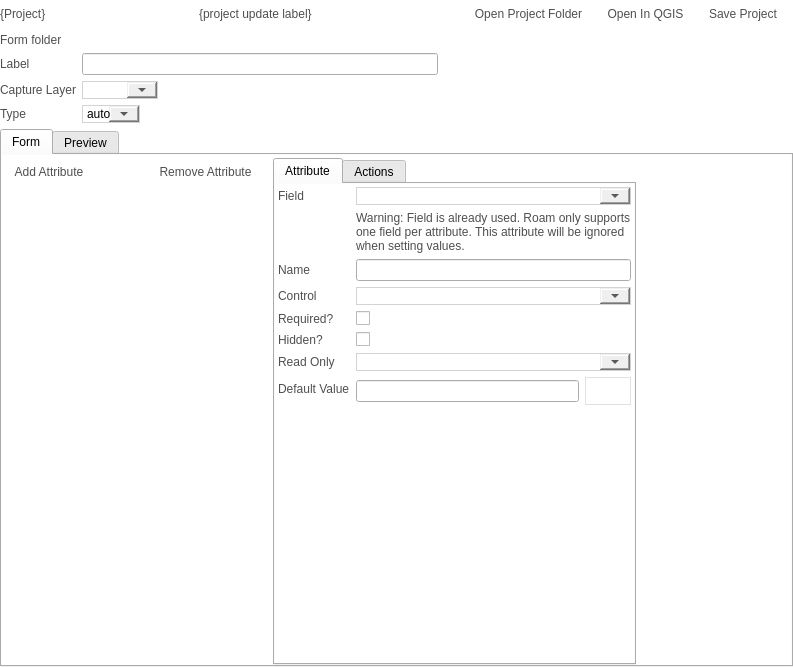
Before: the Qt Designer form src/configmanager/ui/ui_projectwidget.ui in roam-qgis/Roam, drawn with Qt 5.
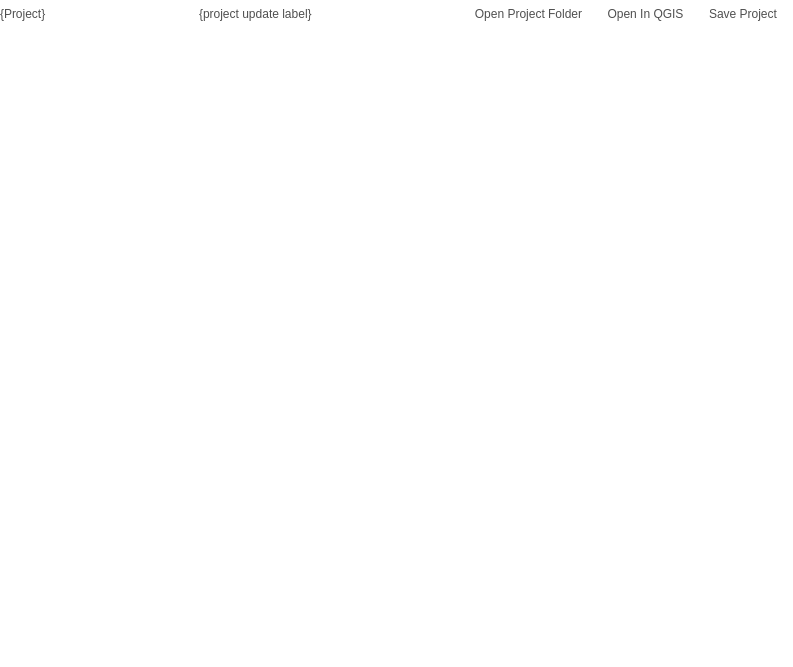
After: the same form once the commit is applied. The open tabs and pages were chosen to show the change. Icons and pictures are not drawn. Custom widgets are drawn as their Qt base class.

Commit message: Move form and widget config into new widget - Doesn't work yet

Patch:
```diff
--- a/src/configmanager/ui/ui_projectwidget.ui
+++ b/src/configmanager/ui/ui_projectwidget.ui
@@ -115,656 +115,6 @@
        <property name="margin">
         <number>0</number>
        </property>
-       <item row="0" column="0">
-        <layout class="QFormLayout" name="formLayout_2">
-         <property name="fieldGrowthPolicy">
-          <enum>QFormLayout::ExpandingFieldsGrow</enum>
-         </property>
-         <item row="0" column="0">
-          <widget class="QLabel" name="label_16">
-           <property name="text">
-            <string>Form folder</string>
-           </property>
-          </widget>
-         </item>
-         <item row="0" column="1">
-          <widget class="QLabel" name="formfolderLabel">
-           <property name="text">
-            <string/>
-           </property>
-          </widget>
-         </item>
-         <item row="1" column="0">
-          <widget class="QLabel" name="label_6">
-           <property name="text">
-            <string>Label</string>
-           </property>
-          </widget>
-         </item>
-         <item row="1" column="1">
-          <layout class="QHBoxLayout" name="horizontalLayout_10">
-           <property name="topMargin">
-            <number>0</number>
-           </property>
-           <item>
-            <widget class="QLineEdit" name="formLabelText"/>
-           </item>
-           <item>
-            <spacer name="horizontalSpacer_8">
-             <property name="orientation">
-              <enum>Qt::Horizontal</enum>
-             </property>
-             <property name="sizeHint" stdset="0">
-              <size>
-               <width>40</width>
-               <height>20</height>
-              </size>
-             </property>
-            </spacer>
-           </item>
-          </layout>
-         </item>
-         <item row="2" column="0">
-          <widget class="QLabel" name="label_7">
-           <property name="toolTip">
-            <string>&lt;!DOCTYPE HTML PUBLIC &quot;-//W3C//DTD HTML 4.0//EN&quot; &quot;http://www.w3.org/TR/REC-html40/strict.dtd&quot;&gt;
-&lt;html&gt;&lt;head&gt;&lt;meta name=&quot;qrichtext&quot; content=&quot;1&quot; /&gt;&lt;style type=&quot;text/css&quot;&gt;
-p, li { white-space: pre-wrap; }
-&lt;/style&gt;&lt;/head&gt;&lt;body style=&quot; font-family:'MS Shell Dlg 2'; font-size:8.25pt; font-weight:400; font-style:normal;&quot;&gt;
-&lt;p style=&quot; margin-top:0px; margin-bottom:0px; margin-left:0px; margin-right:0px; -qt-block-indent:0; text-indent:0px;&quot;&gt;&lt;span style=&quot; font-weight:600;&quot;&gt;Capture Layer&lt;/span&gt;&lt;/p&gt;
-&lt;p style=&quot;-qt-paragraph-type:empty; margin-top:0px; margin-bottom:0px; margin-left:0px; margin-right:0px; -qt-block-indent:0; text-indent:0px; font-weight:600;&quot;&gt;&lt;/p&gt;
-&lt;p style=&quot; margin-top:0px; margin-bottom:0px; margin-left:0px; margin-right:0px; -qt-block-indent:0; text-indent:0px;&quot;&gt;The layer that will contain the information from the form.&lt;/p&gt;
-&lt;p style=&quot;-qt-paragraph-type:empty; margin-top:0px; margin-bottom:0px; margin-left:0px; margin-right:0px; -qt-block-indent:0; text-indent:0px;&quot;&gt;&lt;/p&gt;
-&lt;p style=&quot; margin-top:0px; margin-bottom:0px; margin-left:0px; margin-right:0px; -qt-block-indent:0; text-indent:0px;&quot;&gt;&lt;span style=&quot; font-weight:600;&quot;&gt;Note: &lt;/span&gt;&lt;span style=&quot; font-style:italic;&quot;&gt;Only Select layers will show up here.&lt;/span&gt;&lt;/p&gt;&lt;/body&gt;&lt;/html&gt;</string>
-           </property>
-           <property name="text">
-            <string>Capture Layer</string>
-           </property>
-          </widget>
-         </item>
-         <item row="2" column="1">
-          <widget class="QComboBox" name="layerCombo">
-           <property name="editable">
-            <bool>false</bool>
-           </property>
-          </widget>
-         </item>
-         <item row="3" column="0">
-          <widget class="QLabel" name="label_5">
-           <property name="text">
-            <string>Type</string>
-           </property>
-          </widget>
-         </item>
-         <item row="3" column="1">
-          <layout class="QHBoxLayout" name="horizontalLayout">
-           <item>
-            <widget class="QComboBox" name="formtypeCombo">
-             <item>
-              <property name="text">
-               <string>auto</string>
-              </property>
-             </item>
-            </widget>
-           </item>
-          </layout>
-         </item>
-        </layout>
-       </item>
-       <item row="1" column="0">
-        <widget class="QTabWidget" name="formtab">
-         <property name="tabShape">
-          <enum>QTabWidget::Rounded</enum>
-         </property>
-         <property name="currentIndex">
-          <number>0</number>
-         </property>
-         <property name="iconSize">
-          <size>
-           <width>24</width>
-           <height>24</height>
-          </size>
-         </property>
-         <widget class="QWidget" name="tab">
-          <attribute name="title">
-           <string>Form</string>
-          </attribute>
-          <layout class="QGridLayout" name="gridLayout_10">
-           <property name="leftMargin">
-            <number>3</number>
-           </property>
-           <property name="topMargin">
-            <number>3</number>
-           </property>
-           <property name="rightMargin">
-            <number>3</number>
-           </property>
-           <property name="bottomMargin">
-            <number>0</number>
-           </property>
-           <property name="horizontalSpacing">
-            <number>12</number>
-           </property>
-           <item row="0" column="0">
-            <widget class="QFrame" name="formframe">
-             <property name="sizePolicy">
-              <sizepolicy hsizetype="Preferred" vsizetype="Preferred">
-               <horstretch>0</horstretch>
-               <verstretch>0</verstretch>
-              </sizepolicy>
-             </property>
-             <property name="frameShape">
-              <enum>QFrame::NoFrame</enum>
-             </property>
-             <property name="frameShadow">
-              <enum>QFrame::Raised</enum>
-             </property>
-             <layout class="QGridLayout" name="gridLayout_6">
-              <property name="horizontalSpacing">
-               <number>12</number>
-              </property>
-              <property name="margin">
-               <number>0</number>
-              </property>
-              <item row="0" column="0">
-               <widget class="QFrame" name="frame">
-                <property name="sizePolicy">
-                 <sizepolicy hsizetype="MinimumExpanding" vsizetype="Preferred">
-                  <horstretch>0</horstretch>
-                  <verstretch>0</verstretch>
-                 </sizepolicy>
-                </property>
-                <property name="maximumSize">
-                 <size>
-                  <width>300</width>
-                  <height>16777215</height>
-                 </size>
-                </property>
-                <property name="styleSheet">
-                 <string notr="true"/>
-                </property>
-                <layout class="QGridLayout" name="gridLayout_4">
-                 <property name="margin">
-                  <number>0</number>
-                 </property>
-                 <item row="3" column="0" colspan="2">
-                  <layout class="QVBoxLayout" name="verticalLayout_2">
-                   <item>
-                    <layout class="QHBoxLayout" name="horizontalLayout_2">
-                     <item>
-                      <widget class="QToolButton" name="addWidgetButton">
-                       <property name="text">
-                        <string>Add Attribute</string>
-                       </property>
-                       <property name="icon">
-                        <iconset resource="../../roam/resources.qrc">
-                         <normaloff>:/icons/add</normaloff>:/icons/add</iconset>
-                       </property>
-                       <property name="toolButtonStyle">
-                        <enum>Qt::ToolButtonTextUnderIcon</enum>
-                       </property>
-                       <property name="autoRaise">
-                        <bool>true</bool>
-                       </property>
-                      </widget>
-                     </item>
-                     <item>
-                      <spacer name="horizontalSpacer_2">
-                       <property name="orientation">
-                        <enum>Qt::Horizontal</enum>
-                       </property>
-                       <property name="sizeHint" stdset="0">
-                        <size>
-                         <width>40</width>
-                         <height>20</height>
-                        </size>
-                       </property>
-                      </spacer>
-                     </item>
-                     <item>
-                      <widget class="QToolButton" name="removeWidgetButton">
-                       <property name="text">
-                        <string>Remove Attribute</string>
-                       </property>
-                       <property name="icon">
-                        <iconset resource="../../roam/resources.qrc">
-                         <normaloff>:/icons/remove</normaloff>:/icons/remove</iconset>
-                       </property>
-                       <property name="toolButtonStyle">
-                        <enum>Qt::ToolButtonTextUnderIcon</enum>
-                       </property>
-                       <property name="autoRaise">
-                        <bool>true</bool>
-                       </property>
-                      </widget>
-                     </item>
-                    </layout>
-                   </item>
-                   <item>
-                    <widget class="QTreeView" name="widgetlist">
-                     <property name="frameShape">
-                      <enum>QFrame::NoFrame</enum>
-                     </property>
-                     <property name="dragEnabled">
-                      <bool>true</bool>
-                     </property>
-                     <property name="dragDropMode">
-                      <enum>QAbstractItemView::DragDrop</enum>
-                     </property>
-                     <property name="alternatingRowColors">
-                      <bool>true</bool>
-                     </property>
-                     <property name="selectionMode">
-                      <enum>QAbstractItemView::SingleSelection</enum>
-                     </property>
-                     <property name="selectionBehavior">
-                      <enum>QAbstractItemView::SelectItems</enum>
-                     </property>
-                     <property name="iconSize">
-                      <size>
-                       <width>24</width>
-                       <height>24</height>
-                      </size>
-                     </property>
-                     <property name="animated">
-                      <bool>true</bool>
-                     </property>
-                     <attribute name="headerVisible">
-                      <bool>false</bool>
-                     </attribute>
-                    </widget>
-                   </item>
-                  </layout>
-                 </item>
-                </layout>
-               </widget>
-              </item>
-              <item row="0" column="1">
-               <widget class="QTabWidget" name="tabWidget">
-                <property name="currentIndex">
-                 <number>0</number>
-                </property>
-                <widget class="QWidget" name="tab_3">
-                 <attribute name="title">
-                  <string>Attribute</string>
-                 </attribute>
-                 <layout class="QGridLayout" name="gridLayout_13">
-                  <property name="margin">
-                   <number>0</number>
-                  </property>
-                  <item row="0" column="0">
-                   <widget class="QFrame" name="widgetframe">
-                    <property name="sizePolicy">
-                     <sizepolicy hsizetype="Expanding" vsizetype="Preferred">
-                      <horstretch>0</horstretch>
-                      <verstretch>0</verstretch>
-                     </sizepolicy>
-                    </property>
-                    <layout class="QFormLayout" name="formLayout_3">
-                     <property name="fieldGrowthPolicy">
-                      <enum>QFormLayout::AllNonFixedFieldsGrow</enum>
-                     </property>
-                     <property name="leftMargin">
-                      <number>3</number>
-                     </property>
-                     <property name="topMargin">
-                      <number>3</number>
-                     </property>
-                     <property name="rightMargin">
-                      <number>3</number>
-                     </property>
-                     <property name="bottomMargin">
-                      <number>0</number>
-                     </property>
-                     <item row="1" column="0">
-                      <widget class="QLabel" name="label_4">
-                       <property name="text">
-                        <string>Field</string>
-                       </property>
-                      </widget>
-                     </item>
-                     <item row="1" column="1">
-                      <widget class="QComboBox" name="fieldList">
-                       <property name="enabled">
-                        <bool>true</bool>
-                       </property>
-                       <property name="sizePolicy">
-                        <sizepolicy hsizetype="Expanding" vsizetype="Fixed">
-                         <horstretch>0</horstretch>
-                         <verstretch>0</verstretch>
-                        </sizepolicy>
-                       </property>
-                       <property name="editable">
-                        <bool>false</bool>
-                       </property>
-                      </widget>
-                     </item>
-                     <item row="2" column="1">
-                      <widget class="QLabel" name="fieldwarninglabel">
-                       <property name="text">
-                        <string>Warning: Field is already used. Roam only supports one field per attribute. This attribute will be ignored when setting values.</string>
-                       </property>
-                       <property name="wordWrap">
-                        <bool>true</bool>
-                       </property>
-                       <property name="warning" stdset="0">
-                        <bool>true</bool>
-                       </property>
-                      </widget>
-                     </item>
-                     <item row="3" column="0">
-                      <widget class="QLabel" name="label_11">
-                       <property name="text">
-                        <string>Name</string>
-                       </property>
-                      </widget>
-                     </item>
-                     <item row="3" column="1">
-                      <widget class="QLineEdit" name="nameText"/>
-                     </item>
-                     <item row="5" column="0">
-                      <widget class="QLabel" name="label_8">
-                       <property name="text">
-                        <string>Control</string>
-                       </property>
-                      </widget>
-                     </item>
-                     <item row="5" column="1">
-                      <widget class="QComboBox" name="widgetCombo">
-                       <property name="sizePolicy">
-                        <sizepolicy hsizetype="Expanding" vsizetype="Fixed">
-                         <horstretch>0</horstretch>
-                         <verstretch>0</verstretch>
-                        </sizepolicy>
-                       </property>
-                      </widget>
-                     </item>
-                     <item row="6" column="0">
-                      <widget class="QLabel" name="label_10">
-                       <property name="toolTip">
-                        <string>&lt;!DOCTYPE HTML PUBLIC &quot;-//W3C//DTD HTML 4.0//EN&quot; &quot;http://www.w3.org/TR/REC-html40/strict.dtd&quot;&gt;
-&lt;html&gt;&lt;head&gt;&lt;meta name=&quot;qrichtext&quot; content=&quot;1&quot; /&gt;&lt;style type=&quot;text/css&quot;&gt;
-p, li { white-space: pre-wrap; }
-&lt;/style&gt;&lt;/head&gt;&lt;body style=&quot; font-family:'MS Shell Dlg 2'; font-size:8.25pt; font-weight:400; font-style:normal;&quot;&gt;
-&lt;p style=&quot; margin-top:0px; margin-bottom:0px; margin-left:0px; margin-right:0px; -qt-block-indent:0; text-indent:0px;&quot;&gt;&lt;span style=&quot; font-weight:600;&quot;&gt;Required&lt;/span&gt;&lt;/p&gt;
-&lt;p style=&quot;-qt-paragraph-type:empty; margin-top:0px; margin-bottom:0px; margin-left:0px; margin-right:0px; -qt-block-indent:0; text-indent:0px; font-weight:600;&quot;&gt;&lt;/p&gt;
-&lt;p style=&quot; margin-top:0px; margin-bottom:0px; margin-left:0px; margin-right:0px; -qt-block-indent:0; text-indent:0px;&quot;&gt;This field must be completed before the form can be accpected.&lt;/p&gt;&lt;/body&gt;&lt;/html&gt;</string>
-                       </property>
-                       <property name="whatsThis">
-                        <string>&lt;!DOCTYPE HTML PUBLIC &quot;-//W3C//DTD HTML 4.0//EN&quot; &quot;http://www.w3.org/TR/REC-html40/strict.dtd&quot;&gt;
-&lt;html&gt;&lt;head&gt;&lt;meta name=&quot;qrichtext&quot; content=&quot;1&quot; /&gt;&lt;style type=&quot;text/css&quot;&gt;
-p, li { white-space: pre-wrap; }
-&lt;/style&gt;&lt;/head&gt;&lt;body style=&quot; font-family:'MS Shell Dlg 2'; font-size:8.25pt; font-weight:400; font-style:normal;&quot;&gt;
-&lt;p style=&quot; margin-top:0px; margin-bottom:0px; margin-left:0px; margin-right:0px; -qt-block-indent:0; text-indent:0px;&quot;&gt;&lt;span style=&quot; font-weight:600;&quot;&gt;Required&lt;/span&gt;&lt;/p&gt;
-&lt;p style=&quot;-qt-paragraph-type:empty; margin-top:0px; margin-bottom:0px; margin-left:0px; margin-right:0px; -qt-block-indent:0; text-indent:0px; font-weight:600;&quot;&gt;&lt;/p&gt;
-&lt;p style=&quot; margin-top:0px; margin-bottom:0px; margin-left:0px; margin-right:0px; -qt-block-indent:0; text-indent:0px;&quot;&gt;This field must be completed before the form can be accpected.&lt;/p&gt;&lt;/body&gt;&lt;/html&gt;</string>
-                       </property>
-                       <property name="text">
-                        <string>Required?</string>
-                       </property>
-                      </widget>
-                     </item>
-                     <item row="6" column="1">
-                      <widget class="QCheckBox" name="requiredCheck">
-                       <property name="text">
-                        <string/>
-                       </property>
-                      </widget>
-                     </item>
-                     <item row="7" column="0">
-                      <widget class="QLabel" name="label_12">
-                       <property name="toolTip">
-                        <string>&lt;!DOCTYPE HTML PUBLIC &quot;-//W3C//DTD HTML 4.0//EN&quot; &quot;http://www.w3.org/TR/REC-html40/strict.dtd&quot;&gt;
-&lt;html&gt;&lt;head&gt;&lt;meta name=&quot;qrichtext&quot; content=&quot;1&quot; /&gt;&lt;style type=&quot;text/css&quot;&gt;
-p, li { white-space: pre-wrap; }
-&lt;/style&gt;&lt;/head&gt;&lt;body style=&quot; font-family:'MS Shell Dlg 2'; font-size:8.25pt; font-weight:400; font-style:normal;&quot;&gt;
-&lt;p style=&quot; margin-top:0px; margin-bottom:0px; margin-left:0px; margin-right:0px; -qt-block-indent:0; text-indent:0px;&quot;&gt;&lt;span style=&quot; font-weight:600;&quot;&gt;Hidden&lt;/span&gt;&lt;/p&gt;
-&lt;p style=&quot;-qt-paragraph-type:empty; margin-top:0px; margin-bottom:0px; margin-left:0px; margin-right:0px; -qt-block-indent:0; text-indent:0px; font-weight:600;&quot;&gt;&lt;/p&gt;
-&lt;p style=&quot; margin-top:0px; margin-bottom:0px; margin-left:0px; margin-right:0px; -qt-block-indent:0; text-indent:0px;&quot;&gt;Is this field hidden when the form is open in Roam.&lt;/p&gt;&lt;/body&gt;&lt;/html&gt;</string>
-                       </property>
-                       <property name="whatsThis">
-                        <string>&lt;!DOCTYPE HTML PUBLIC &quot;-//W3C//DTD HTML 4.0//EN&quot; &quot;http://www.w3.org/TR/REC-html40/strict.dtd&quot;&gt;
-&lt;html&gt;&lt;head&gt;&lt;meta name=&quot;qrichtext&quot; content=&quot;1&quot; /&gt;&lt;style type=&quot;text/css&quot;&gt;
-p, li { white-space: pre-wrap; }
-&lt;/style&gt;&lt;/head&gt;&lt;body style=&quot; font-family:'MS Shell Dlg 2'; font-size:8.25pt; font-weight:400; font-style:normal;&quot;&gt;
-&lt;p style=&quot; margin-top:0px; margin-bottom:0px; margin-left:0px; margin-right:0px; -qt-block-indent:0; text-indent:0px;&quot;&gt;&lt;span style=&quot; font-weight:600;&quot;&gt;Hidden&lt;/span&gt;&lt;/p&gt;
-&lt;p style=&quot;-qt-paragraph-type:empty; margin-top:0px; margin-bottom:0px; margin-left:0px; margin-right:0px; -qt-block-indent:0; text-indent:0px; font-weight:600;&quot;&gt;&lt;/p&gt;
-&lt;p style=&quot; margin-top:0px; margin-bottom:0px; margin-left:0px; margin-right:0px; -qt-block-indent:0; text-indent:0px;&quot;&gt;Is this field hidden when the form is open in Roam.&lt;/p&gt;&lt;/body&gt;&lt;/html&gt;</string>
-                       </property>
-                       <property name="text">
-                        <string>Hidden?</string>
-                       </property>
-                      </widget>
-                     </item>
-                     <item row="7" column="1">
-                      <widget class="QCheckBox" name="hiddenCheck">
-                       <property name="text">
-                        <string/>
-                       </property>
-                      </widget>
-                     </item>
-                     <item row="8" column="0">
-                      <widget class="QLabel" name="label_13">
-                       <property name="whatsThis">
-                        <string>&lt;!DOCTYPE HTML PUBLIC &quot;-//W3C//DTD HTML 4.0//EN&quot; &quot;http://www.w3.org/TR/REC-html40/strict.dtd&quot;&gt;
-&lt;html&gt;&lt;head&gt;&lt;meta name=&quot;qrichtext&quot; content=&quot;1&quot; /&gt;&lt;style type=&quot;text/css&quot;&gt;
-p, li { white-space: pre-wrap; }
-&lt;/style&gt;&lt;/head&gt;&lt;body style=&quot; font-family:'MS Shell Dlg 2'; font-size:8.25pt; font-weight:400; font-style:normal;&quot;&gt;
-&lt;p style=&quot; margin-top:0px; margin-bottom:0px; margin-left:0px; margin-right:0px; -qt-block-indent:0; text-indent:0px;&quot;&gt;&lt;span style=&quot; font-weight:600;&quot;&gt;Hidden&lt;/span&gt;&lt;/p&gt;
-&lt;p style=&quot;-qt-paragraph-type:empty; margin-top:0px; margin-bottom:0px; margin-left:0px; margin-right:0px; -qt-block-indent:0; text-indent:0px; font-weight:600;&quot;&gt;&lt;/p&gt;
-&lt;p style=&quot; margin-top:0px; margin-bottom:0px; margin-left:0px; margin-right:0px; -qt-block-indent:0; text-indent:0px;&quot;&gt;Is this field hidden when the form is open in Roam.&lt;/p&gt;&lt;/body&gt;&lt;/html&gt;</string>
-                       </property>
-                       <property name="text">
-                        <string>Read Only</string>
-                       </property>
-                      </widget>
-                     </item>
-                     <item row="8" column="1">
-                      <widget class="QComboBox" name="readonlyCombo">
-                       <property name="sizePolicy">
-                        <sizepolicy hsizetype="Expanding" vsizetype="Fixed">
-                         <horstretch>0</horstretch>
-                         <verstretch>0</verstretch>
-                        </sizepolicy>
-                       </property>
-                      </widget>
-                     </item>
-                     <item row="9" column="0">
-                      <widget class="QLabel" name="label">
-                       <property name="text">
-                        <string>Default Value</string>
-                       </property>
-                      </widget>
-                     </item>
-                     <item row="9" column="1">
-                      <layout class="QHBoxLayout" name="horizontalLayout_7">
-                       <item>
-                        <widget class="QLineEdit" name="defaultvalueText"/>
-                       </item>
-                       <item>
-                        <widget class="QPushButton" name="expressionButton">
-                         <property name="text">
-                          <string/>
-                         </property>
-                         <property name="icon">
-                          <iconset resource="resources.qrc">
-                           <normaloff>:/icons/Expression</normaloff>:/icons/Expression</iconset>
-                         </property>
-                         <property name="iconSize">
-                          <size>
-                           <width>24</width>
-                           <height>24</height>
-                          </size>
-                         </property>
-                        </widget>
-                       </item>
-                      </layout>
-                     </item>
-                     <item row="12" column="0" colspan="2">
-                      <widget class="QFrame" name="widgetFrame_2">
-                       <property name="enabled">
-                        <bool>true</bool>
-                       </property>
-                       <property name="sizePolicy">
-                        <sizepolicy hsizetype="Expanding" vsizetype="Preferred">
-                         <horstretch>0</horstretch>
-                         <verstretch>0</verstretch>
-                        </sizepolicy>
-                       </property>
-                       <property name="minimumSize">
-                        <size>
-                         <width>350</width>
-                         <height>0</height>
-                        </size>
-                       </property>
-                       <property name="baseSize">
-                        <size>
-                         <width>200</width>
-                         <height>0</height>
-                        </size>
-                       </property>
-                       <layout class="QVBoxLayout" name="verticalLayout_5">
-                        <property name="margin">
-                         <number>0</number>
-                        </property>
-                        <item>
-                         <widget class="QStackedWidget" name="widgetstack">
-                          <property name="styleSheet">
-                           <string notr="true"/>
-                          </property>
-                          <widget class="QWidget" name="page_4"/>
-                          <widget class="QWidget" name="page_5"/>
-                         </widget>
-                        </item>
-                       </layout>
-                      </widget>
-                     </item>
-                    </layout>
-                   </widget>
-                  </item>
-                 </layout>
-                </widget>
-                <widget class="QWidget" name="tab_4">
-                 <attribute name="title">
-                  <string>Actions</string>
-                 </attribute>
-                 <layout class="QFormLayout" name="formLayout">
-                  <item row="0" column="0">
-                   <widget class="QLabel" name="label_15">
-                    <property name="text">
-                     <string>Save last value</string>
-                    </property>
-                   </widget>
-                  </item>
-                  <item row="0" column="1">
-                   <widget class="QCheckBox" name="savevalueCheck">
-                    <property name="text">
-                     <string/>
-                    </property>
-                   </widget>
-                  </item>
-                 </layout>
-                </widget>
-               </widget>
-              </item>
-             </layout>
-            </widget>
-           </item>
-           <item row="0" column="1">
-            <spacer name="horizontalSpacer_6">
-             <property name="orientation">
-              <enum>Qt::Horizontal</enum>
-             </property>
-             <property name="sizeHint" stdset="0">
-              <size>
-               <width>40</width>
-               <height>20</height>
-              </size>
-             </property>
-            </spacer>
-           </item>
-          </layout>
-         </widget>
-         <widget class="QWidget" name="tab_2">
-          <attribute name="title">
-           <string>Preview</string>
-          </attribute>
-          <layout class="QGridLayout" name="gridLayout_9">
-           <property name="horizontalSpacing">
-            <number>8</number>
-           </property>
-           <property name="margin">
-            <number>0</number>
-           </property>
-           <item row="1" column="0">
-            <widget class="QFrame" name="frame_4">
-             <property name="frameShape">
-              <enum>QFrame::NoFrame</enum>
-             </property>
-             <property name="frameShadow">
-              <enum>QFrame::Raised</enum>
-             </property>
-             <layout class="QGridLayout" name="gridLayout_7">
-              <property name="margin">
-               <number>0</number>
-              </property>
-              <item row="0" column="0">
-               <widget class="QScrollArea" name="scrollArea">
-                <property name="styleSheet">
-                 <string notr="true"/>
-                </property>
-                <property name="frameShape">
-                 <enum>QFrame::NoFrame</enum>
-                </property>
-                <property name="widgetResizable">
-                 <bool>true</bool>
-                </property>
-                <widget class="QWidget" name="frame_2">
-                 <property name="geometry">
-                  <rect>
-                   <x>0</x>
-                   <y>0</y>
-                   <width>83</width>
-                   <height>16</height>
-                  </rect>
-                 </property>
-                 <property name="autoFillBackground">
-                  <bool>true</bool>
-                 </property>
-                 <layout class="QGridLayout" name="gridLayout_12">
-                  <property name="margin">
-                   <number>0</number>
-                  </property>
-                 </layout>
-                </widget>
-               </widget>
-              </item>
-             </layout>
-            </widget>
-           </item>
-           <item row="0" column="0">
-            <widget class="QLabel" name="label_21">
-             <property name="sizePolicy">
-              <sizepolicy hsizetype="Preferred" vsizetype="Maximum">
-               <horstretch>0</horstretch>
-               <verstretch>0</verstretch>
-              </sizepolicy>
-             </property>
-             <property name="text">
-              <string>Default values not loaded in preview mode.</string>
-             </property>
-             <property name="alignment">
-              <set>Qt::AlignCenter</set>
-             </property>
-             <property name="warning" stdset="0">
-              <bool>true</bool>
-             </property>
-            </widget>
-           </item>
-          </layout>
-         </widget>
-        </widget>
-       </item>
       </layout>
      </widget>
      <widget class="QWidget" name="map_page">
@@ -1307,6 +657,12 @@
    <header>configmanager.ui.layerwidgets</header>
    <container>1</container>
   </customwidget>
+  <customwidget>
+   <class>FormWidget</class>
+   <extends>QWidget</extends>
+   <header>configmanager.ui.layerwidgets</header>
+   <container>1</container>
+  </customwidget>
  </customwidgets>
  <resources>
   <include location="resources.qrc"/>
```
Left out of the diff: 2 changed lines with no effect on the pictures. The commit also changes 4 other files.
